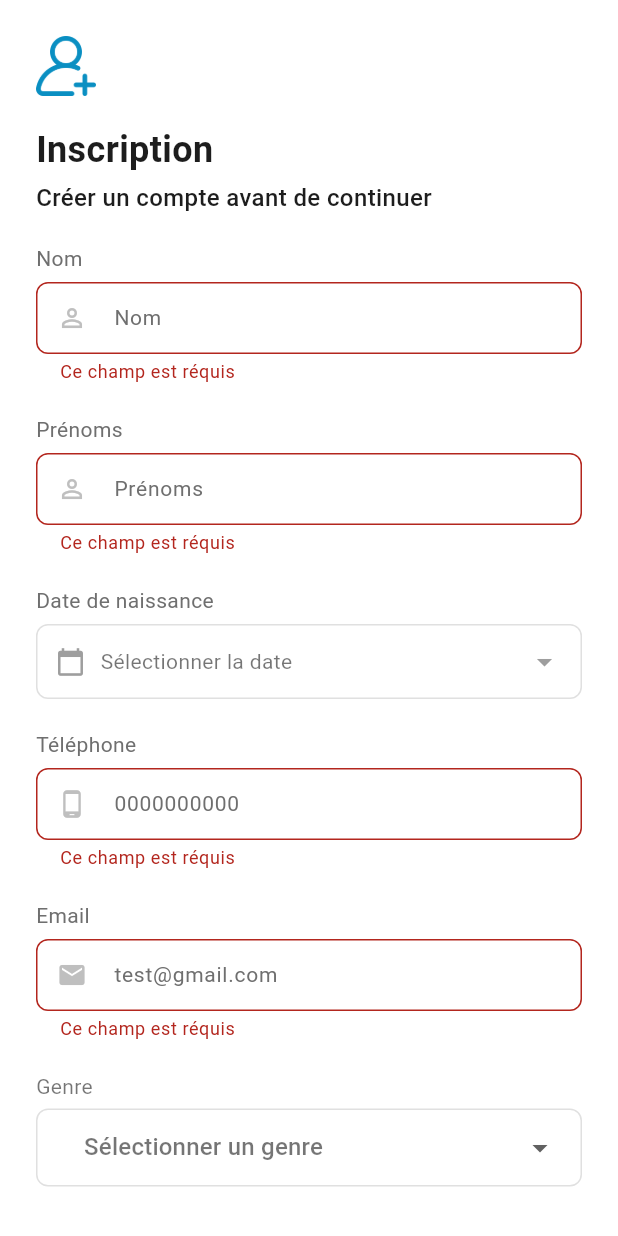
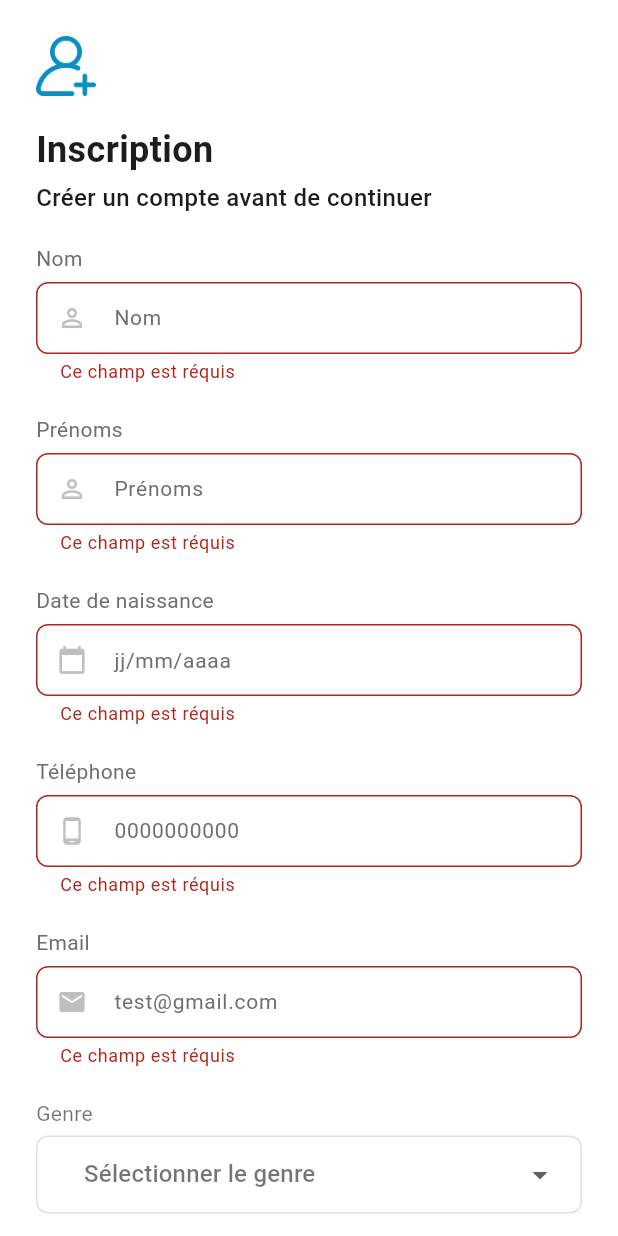
Before and after one commit to didierboka/opicare, a Flutter app: the screen it shows after launch, after a tap on "Inscription", after a tap on "Créer le compte", on a phone screen of 412 x 824 dp. Run offline on Flutter 3.47's test engine with Material 3 defaults, Android fonts, the phone set to English and light mode, and no system bars; our stand-ins replace dropdown_button2, equatable, flutter_bloc, go_router, lottie, shared_preferences.

Commit message:
fin gestion auth registration V2

```diff
--- a/lib/core/widgets/form_widgets/custom_date_picker_field.dart
+++ b/lib/core/widgets/form_widgets/custom_date_picker_field.dart
@@ -1,67 +1,108 @@
 import 'package:flutter/material.dart';
+import 'package:opicare/core/res/styles/colours.dart';
+import 'package:opicare/core/res/styles/text_style.dart';
 import 'package:opicare/core/widgets/form_widgets/custom_input_label.dart';
+import 'package:intl/intl.dart';
 
-class CustomDatePickerField extends StatelessWidget {
+class CustomDateInputField extends StatefulWidget {
   final String label;
-  final String? selectedDate; // format attendu ici : yyyy-MM-dd
-  final ValueChanged<String> onDateSelected;
+  final String hint;
+  final IconData icon;
+  final TextEditingController controller;
+  final bool defaultValidation;
+  final String? Function(String? value)? validator;
 
-  const CustomDatePickerField({
+  const CustomDateInputField({
     super.key,
     required this.label,
-    required this.selectedDate,
-    required this.onDateSelected,
+    required this.hint,
+    required this.icon,
+    required this.controller,
+    this.defaultValidation = true,
+    this.validator,
   });
 
+  @override
+  State<CustomDateInputField> createState() => _CustomDateInputFieldState();
+}
+
+class _CustomDateInputFieldState extends State<CustomDateInputField> {
+  String _displayDate = '';
+
+  @override
+  void initState() {
+    super.initState();
+    _updateDisplayDate();
+  }
+
+  void _updateDisplayDate() {
+    if (widget.controller.text.isNotEmpty) {
+      try {
+        final parsed = DateTime.parse(widget.controller.text);
+        _displayDate = DateFormat('dd/MM/yyyy').format(parsed);
+      } catch (_) {
+        _displayDate = '';
+      }
+    } else {
+      _displayDate = '';
+    }
+  }
+
   Future<void> _selectDate(BuildContext context) async {
+    final now = DateTime.now();
     final picked = await showDatePicker(
       context: context,
-      initialDate: DateTime.now(),
+      initialDate: now,
       firstDate: DateTime(1900),
-      lastDate: DateTime.now(),
+      lastDate: now,
     );
     if (picked != null) {
-      final formattedBackend = "${picked.year.toString().padLeft(4, '0')}-${picked.month.toString().padLeft(2, '0')}-${picked.day.toString().padLeft(2, '0')}";
-      onDateSelected(formattedBackend);
+      if (!mounted) return;
+      setState(() {
+        widget.controller.text = DateFormat('yyyy-MM-dd').format(picked); // backend format
+        _displayDate = DateFormat('dd/MM/yyyy').format(picked); // display format
+      });
     }
   }
 
   @override
   Widget build(BuildContext context) {
-    String displayDate = 'Sélectionner la date';
-    if (selectedDate != null) {
-      final parts = selectedDate!.split('-');
-      if (parts.length == 3) {
-        displayDate = "${parts[2].padLeft(2, '0')}/${parts[1].padLeft(2, '0')}/${parts[0]}";
-      }
-    }
-
     return Column(
       crossAxisAlignment: CrossAxisAlignment.start,
       children: [
-        CustomInputLabel(label: label),
+        CustomInputLabel(label: widget.label),
         const SizedBox(height: 5),
         GestureDetector(
           onTap: () => _selectDate(context),
-          child: Container(
-            padding: const EdgeInsets.symmetric(vertical: 12, horizontal: 12),
-            decoration: BoxDecoration(
-              color: Colors.white,
-              border: Border.all(color: const Color(0xFFE0E0E0)),
-              borderRadius: BorderRadius.circular(8),
-            ),
-            child: Row(
-              children: [
-                const Icon(Icons.calendar_today, color: Colors.grey, size: 20),
-                const SizedBox(width: 10),
-                Expanded(
-                  child: Text(
-                    displayDate,
-                    style: const TextStyle(color: Colors.black54),
-                  ),
+          child: AbsorbPointer(
+            child: TextFormField(
+              decoration: InputDecoration(
+                isDense: true,
+                filled: true,
+                fillColor: Colours.background,
+                contentPadding: const EdgeInsets.symmetric(vertical: 12, horizontal: 12),
+                hintText: _displayDate.isNotEmpty ? _displayDate : widget.hint,
+                hintStyle: TextStyles.bodyRegular.copyWith(color: Colours.secondaryText),
+                prefixIcon: Icon(widget.icon, color: Colours.iconGrey, size: 20),
+                border: OutlineInputBorder(
+                  borderRadius: BorderRadius.circular(8),
+                  borderSide: const BorderSide(color: Colours.inputBorder),
                 ),
-                const Icon(Icons.arrow_drop_down, color: Colors.grey),
-              ],
+                enabledBorder: OutlineInputBorder(
+                  borderRadius: BorderRadius.circular(8),
+                  borderSide: const BorderSide(color: Colours.inputBorder),
+                ),
+                focusedBorder: OutlineInputBorder(
+                  borderRadius: BorderRadius.circular(8),
+                  borderSide: const BorderSide(color: Colours.inputBorder),
+                ),
+              ),
+              validator: widget.defaultValidation
+                  ? (value) {
+                if (widget.controller.text.isEmpty) return 'Ce champ est réquis';
+                return widget.validator?.call(widget.controller.text);
+              }
+                  : widget.validator,
             ),
           ),
         ),
--- a/lib/core/widgets/form_widgets/custom_select_field.dart
+++ b/lib/core/widgets/form_widgets/custom_select_field.dart
@@ -1,3 +1,7 @@
+import 'package:flutter/material.dart';
+import 'package:dropdown_button2/dropdown_button2.dart';
+
+
 import 'package:flutter/material.dart';
 import 'package:dropdown_button2/dropdown_button2.dart';
 
@@ -8,6 +12,7 @@ class CustomSelectField extends StatelessWidget {
   final List<Map<String, String>> options;
   final ValueChanged<String> onSelected;
   final bool defaultValidator;
+  final String? Function(String?)? validator;
 
   const CustomSelectField({
     super.key,
@@ -17,12 +22,11 @@ class CustomSelectField extends StatelessWidget {
     required this.options,
     required this.onSelected,
     this.defaultValidator = false,
+    this.validator,
   });
 
   @override
   Widget build(BuildContext context) {
-    final bool hasError = defaultValidator && (selectedValue == null || selectedValue!.isEmpty);
-
     return Column(
       crossAxisAlignment: CrossAxisAlignment.start,
       children: [
@@ -35,14 +39,14 @@ class CustomSelectField extends StatelessWidget {
             contentPadding: const EdgeInsets.symmetric(horizontal: 12, vertical: 14),
             border: OutlineInputBorder(
               borderRadius: BorderRadius.circular(8),
-              borderSide: BorderSide(color: hasError ? Colors.red : const Color(0xFFE0E0E0)),
+              borderSide: const BorderSide(color: Color(0xFFE0E0E0)),
             ),
             enabledBorder: OutlineInputBorder(
               borderRadius: BorderRadius.circular(8),
-              borderSide: BorderSide(color: hasError ? Colors.red : const Color(0xFFE0E0E0)),
+              borderSide: const BorderSide(color: Color(0xFFE0E0E0)),
             ),
           ),
-          hint: Text(hint, style: TextStyle(color: hasError ? Colors.red : Colors.black54)),
+          hint: Text(hint, style: const TextStyle(color: Colors.black54)),
           items: options.map((opt) {
             return DropdownMenuItem<String>(
               value: opt['valeur'],
@@ -50,8 +54,11 @@ class CustomSelectField extends StatelessWidget {
             );
           }).toList(),
           validator: defaultValidator
-              ? (value) => (value == null || value.isEmpty) ? 'Ce champ est requis' : null
-              : null,
+              ? (value) {
+            if (value == null || value.isEmpty) return 'Ce champ est requis';
+            return validator?.call(value);
+          }
+              : validator,
           onChanged: (val) {
             if (val != null) onSelected(val);
           },
@@ -60,3 +67,64 @@ class CustomSelectField extends StatelessWidget {
     );
   }
 }
+
+
+// class CustomSelectField extends StatelessWidget {
+//   final String label;
+//   final String? selectedValue;
+//   final String hint;
+//   final List<Map<String, String>> options;
+//   final ValueChanged<String> onSelected;
+//   final bool defaultValidator;
+//
+//   const CustomSelectField({
+//     super.key,
+//     required this.label,
+//     required this.selectedValue,
+//     required this.hint,
+//     required this.options,
+//     required this.onSelected,
+//     this.defaultValidator = false,
+//   });
+//
+//   @override
+//   Widget build(BuildContext context) {
+//     final bool hasError = defaultValidator && (selectedValue == null || selectedValue!.isEmpty);
+//
+//     return Column(
+//       crossAxisAlignment: CrossAxisAlignment.start,
+//       children: [
+//         Text(label, style: const TextStyle(fontSize: 14, color: Colors.black54)),
+//         const SizedBox(height: 5),
+//         DropdownButtonFormField2<String>(
+//           isExpanded: true,
+//           value: selectedValue,
+//           decoration: InputDecoration(
+//             contentPadding: const EdgeInsets.symmetric(horizontal: 12, vertical: 14),
+//             border: OutlineInputBorder(
+//               borderRadius: BorderRadius.circular(8),
+//               borderSide: BorderSide(color: hasError ? Colors.red : const Color(0xFFE0E0E0)),
+//             ),
+//             enabledBorder: OutlineInputBorder(
+//               borderRadius: BorderRadius.circular(8),
+//               borderSide: BorderSide(color: hasError ? Colors.red : const Color(0xFFE0E0E0)),
+//             ),
+//           ),
+//           hint: Text(hint, style: TextStyle(color: hasError ? Colors.red : Colors.black54)),
+//           items: options.map((opt) {
+//             return DropdownMenuItem<String>(
+//               value: opt['valeur'],
+//               child: Text(opt['libelle'] ?? ''),
+//             );
+//           }).toList(),
+//           validator: defaultValidator
+//               ? (value) => (value == null || value.isEmpty) ? 'Ce champ est requis' : null
+//               : null,
+//           onChanged: (val) {
+//             if (val != null) onSelected(val);
+//           },
+//         ),
+//       ],
+//     );
+//   }
+//}
--- a/lib/features/auth/presentation/widgets/register_form.dart
+++ b/lib/features/auth/presentation/widgets/register_form.dart
@@ -25,6 +25,8 @@ class _RegisterFormState extends State<RegisterForm> {
   final surnameController = TextEditingController();
   final phoneController = TextEditingController();
   final emailController = TextEditingController();
+  final dateController = TextEditingController();
+  final genreController = TextEditingController();
   String? selectedDate;
   String? selectedGenre;
   bool rememberMe = false;
@@ -35,6 +37,8 @@ class _RegisterFormState extends State<RegisterForm> {
     surnameController.dispose();
     phoneController.dispose();
     emailController.dispose();
+    dateController.dispose();
+    genreController.dispose();
     super.dispose();
   }
 
@@ -84,12 +88,11 @@ class _RegisterFormState extends State<RegisterForm> {
                 label: 'Prénoms',
               ),
               const SizedBox(height: 20),
-              CustomDatePickerField(
+              CustomDateInputField(
                 label: 'Date de naissance',
-                selectedDate: selectedDate,
-                onDateSelected: (date) {
-                  setState(() => selectedDate = date);
-                },
+                hint: 'jj/mm/aaaa',
+                icon: Icons.calendar_today,
+                controller: dateController,
               ),
               const SizedBox(height: 20),
               CustomInputField(
@@ -123,16 +126,15 @@ class _RegisterFormState extends State<RegisterForm> {
               CustomSelectField(
                 label: 'Genre',
                 selectedValue: selectedGenre,
-                hint: 'Sélectionner un genre',
+                hint: 'Sélectionner le genre',
                 options: [
-                  {'libelle': 'Masculin', 'valeur': 'M'},
-                  {'libelle': 'Féminin', 'valeur': 'F'},
+                  {'valeur': 'M', 'libelle': 'Masculin'},
+                  {'valeur': 'F', 'libelle': 'Féminin'},
                 ],
-                onSelected: (value) {
-                  setState(() => selectedGenre = value);
-                },
-                defaultValidator: false,
+                onSelected: (val) => setState(() => selectedGenre = val),
+                defaultValidator: true,
               ),
+
 
               const SizedBox(height: 20),
               CustomCheckbox(
@@ -147,14 +149,13 @@ class _RegisterFormState extends State<RegisterForm> {
                 text: 'Créer le compte',
                 onPressed: () {
                   if (formKey.currentState!.validate() &&
-                      selectedDate != null &&
                       selectedGenre != null) {
                     context.read<RegisterBloc>().add(
                       RegisterSubmitted(
                         nom: nameController.text,
                         prenoms: surnameController.text,
-                        dateNaissance: selectedDate!,
-                        telephone: '+225${phoneController.text}',
+                        dateNaissance: dateController.text,
+                        telephone: '225${phoneController.text}',
                         email: emailController.text,
                         genre: selectedGenre!,
                       ),
--- a/pubspec.yaml
+++ b/pubspec.yaml
@@ -42,6 +42,7 @@ dependencies:
   shared_preferences: ^2.5.3
   lottie: ^3.3.1
   dropdown_button2: ^2.3.9
+  intl: ^0.20.2
 
 dev_dependencies:
   flutter_test:
```
Also changed, not shown: lib/features/disponibilite_vaccins/presentation/pages/disponibilite_vaccin_screen.dart (+50 -50 lines), lib/features/hopitaux/presentation/pages/trouver_hopitaux_screen.dart (+17 -17 lines), lib/features/jours_vaccins/presentation/pages/jours_vaccin_screen.dart (+55 -55 lines), lib/features/souscribtion/presentation/pages/souscribtion_screen.dart (+17 -17 lines), pubspec.lock.
